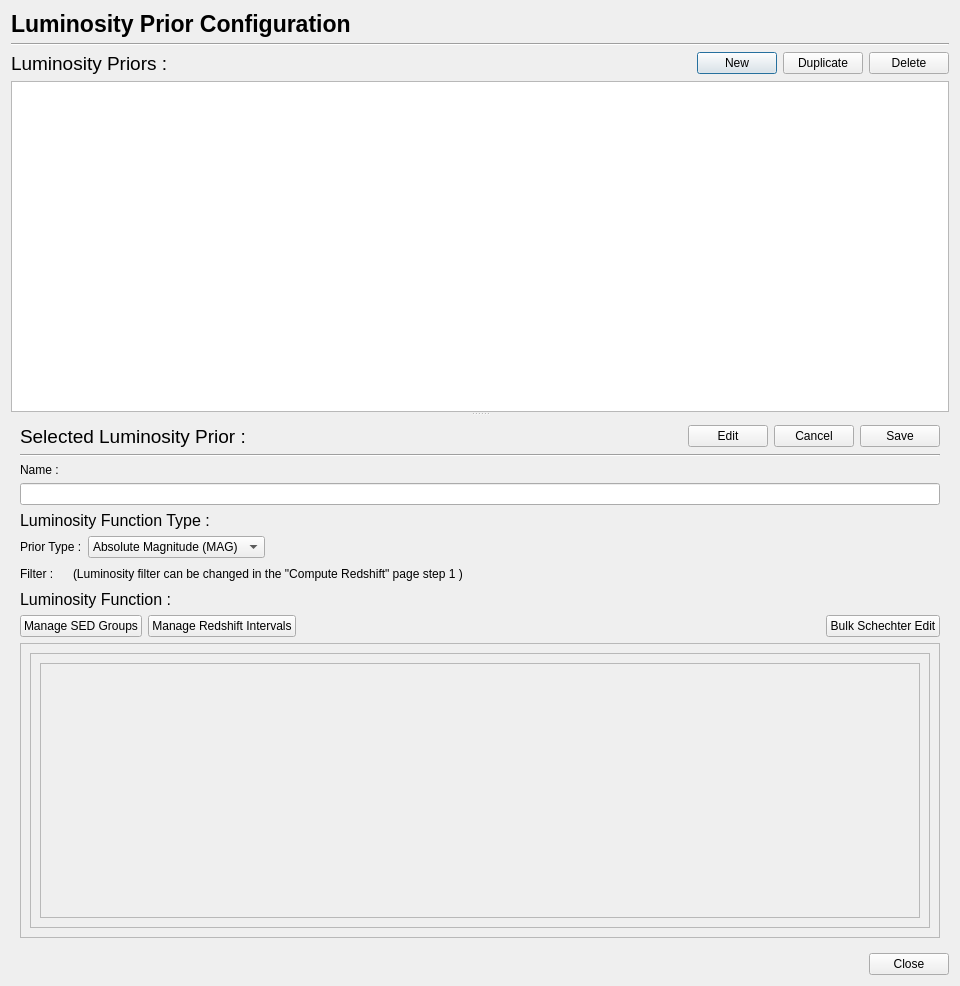
First picture: the form in PhzQtUI/auxdir/PhzQtUI/DialogLuminosityPrior.ui, repository astrorama/Phosphoros, before the edit.
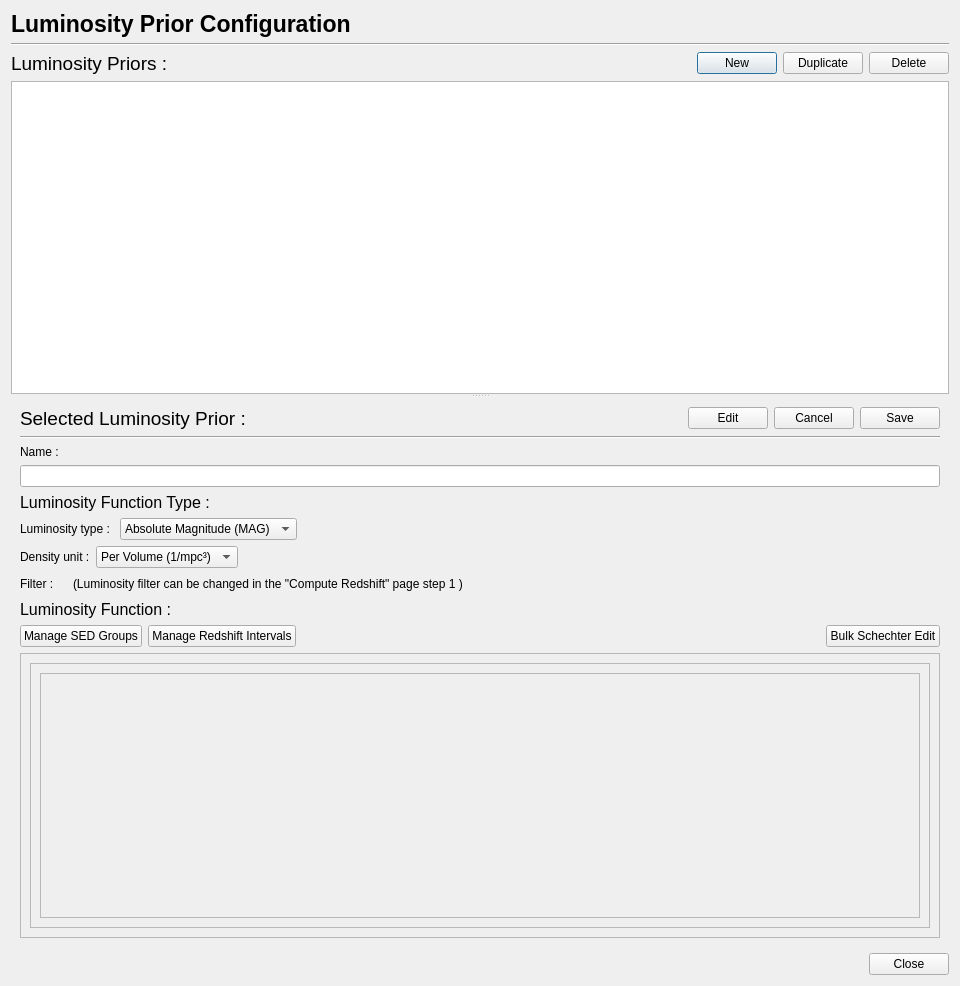
Second picture: the form after the edit.

Commit message: Handle luminosity function in mpc³

Patch:
```diff
--- a/PhzQtUI/auxdir/PhzQtUI/DialogLuminosityPrior.ui
+++ b/PhzQtUI/auxdir/PhzQtUI/DialogLuminosityPrior.ui
@@ -123,8 +123,6 @@
        <number>0</number>
       </property>
       <widget class="QWidget" name="page">
-       <layout class="QVBoxLayout" name="verticalLayout_4">
-        <item>
          <layout class="QVBoxLayout" name="verticalLayout_3">
           <item>
            <layout class="QHBoxLayout" name="horizontalLayout_7">
@@ -210,7 +208,7 @@
             <item>
              <widget class="QLabel" name="label_2">
               <property name="text">
-               <string>Prior Type :</string>
+             <string>Luminosity type : </string>
               </property>
              </widget>
             </item>
@@ -249,6 +247,44 @@
             </item>
            </layout>
           </item>
+        <item>
+         <layout class="QHBoxLayout" name="horizontalLayout_8">
+          <item>
+           <widget class="QLabel" name="label_10">
+            <property name="text">
+             <string>Density unit :</string>
+            </property>
+           </widget>
+          </item>
+          <item>
+           <widget class="QComboBox" name="cb_ft">
+            <item>
+             <property name="text">
+              <string>Per Volume (1/mpc³)</string>
+             </property>
+            </item>
+            <item>
+             <property name="text">
+              <string>Per Redshift</string>
+             </property>
+            </item>
+           </widget>
+          </item>
+          <item>
+           <spacer name="horizontalSpacer_3">
+            <property name="orientation">
+             <enum>Qt::Horizontal</enum>
+            </property>
+            <property name="sizeHint" stdset="0">
+             <size>
+              <width>40</width>
+              <height>20</height>
+             </size>
+            </property>
+           </spacer>
+          </item>
+         </layout>
+        </item>
           <item>
            <layout class="QHBoxLayout" name="horizontalLayout_6">
             <item>
@@ -352,8 +388,8 @@
               <rect>
                <x>0</x>
                <y>0</y>
-               <width>920</width>
-               <height>261</height>
+             <width>932</width>
+             <height>200</height>
               </rect>
              </property>
              <layout class="QVBoxLayout" name="verticalLayout_7">
@@ -367,8 +403,8 @@
                   <rect>
                    <x>0</x>
                    <y>0</y>
-                   <width>900</width>
-                   <height>241</height>
+                 <width>916</width>
+                 <height>184</height>
                   </rect>
                  </property>
                  <layout class="QVBoxLayout" name="verticalLayout_8">
@@ -401,8 +437,6 @@
              </layout>
             </widget>
            </widget>
-          </item>
-         </layout>
         </item>
        </layout>
       </widget>
```
Left out of the diff: 3 changed lines with no effect on the pictures. Lines whose indentation alone changed are shown as unchanged. The commit also changes 6 other files.
